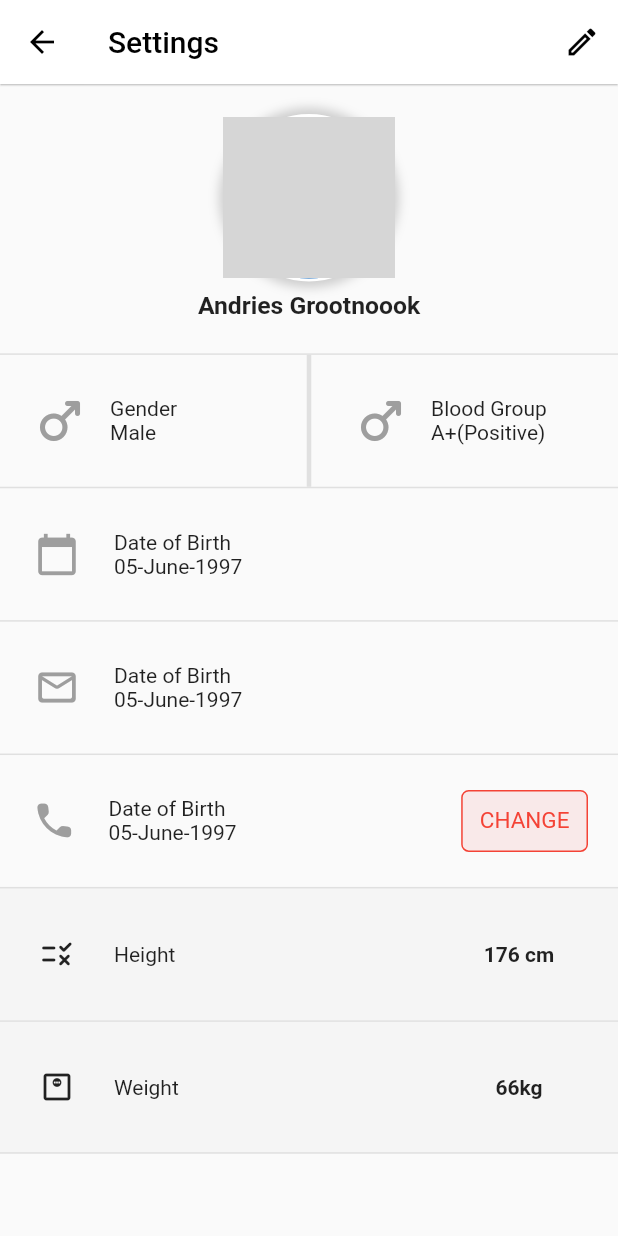
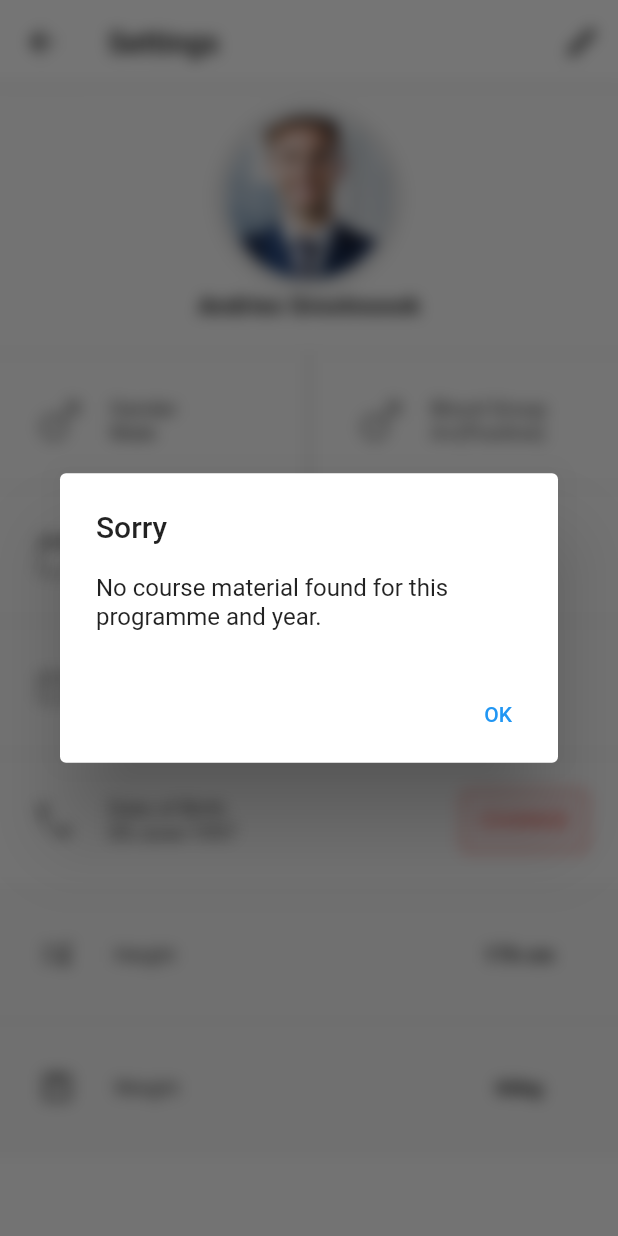
Before and after one commit to oti-adjei/BloodSpotUI, a Flutter app: the Settings screen opened directly, after a tap on the "edit" icon, on a phone screen of 412 x 824 dp. Run offline on Flutter 3.47's test engine with Material 2 defaults, Android fonts, the phone set to English and light mode, and no system bars; our stand-ins replace flutter_svg; grey boxes are pictures that could not be loaded.

Commit message:
Settings Update
-Delete default flutter template
-Added a dialog box for the edit button.

```diff
--- a/lib/screens/settings.dart
+++ b/lib/screens/settings.dart
@@ -1,3 +1,5 @@
+import 'dart:ui';
+
 import 'package:flutter/material.dart';
 import 'package:flutter/src/foundation/key.dart';
 import 'package:flutter/src/widgets/framework.dart';
@@ -10,6 +12,31 @@ class Settings extends StatefulWidget {
 }
 
 class _SettingsState extends State<Settings> {
+  void EditDialog() {
+    showDialog(
+        context: context,
+        builder: (context) {
+          return BackdropFilter(
+            filter: ImageFilter.blur(
+              sigmaX: 5.0,
+              sigmaY: 5.0,
+            ),
+            child: AlertDialog(
+                title: const Text("Sorry"),
+                content: const Text(
+                    "No course material found for this programme and year."),
+                actions: [
+                  TextButton(
+                    onPressed: () {
+                      Navigator.pop(context);
+                    },
+                    child: const Text("OK"),
+                  ),
+                ]),
+          );
+        });
+  }
+
   @override
   Widget build(BuildContext context) {
     return Scaffold(
@@ -27,14 +54,15 @@ class _SettingsState extends State<Settings> {
                 color: Colors.black,
               ),
               onPressed: () {
-                // do something
+                // Display the edit dialog
+                EditDialog();
               },
             )
           ],
           backgroundColor: Colors.white,
-          title: Text(
+          title: const Text(
             "Settings",
-            style: const TextStyle(color: Colors.black),
+            style: TextStyle(color: Colors.black),
           ),
         ),
         //Body
@@ -63,12 +91,12 @@ class _SettingsState extends State<Settings> {
                         ),
                         margin: const EdgeInsets.only(top: 20),
                         //color: Colors.indigo,
-                        child: Center(
-                            child: const SizedBox(
+                        child: const Center(
+                            child: SizedBox(
                           height: 115,
                           width: 115,
                           child: CircleAvatar(
-                            backgroundImage: AssetImage("assets/1.jpg"),
+                            backgroundImage: AssetImage("assets/images/1.jpg"),
                           ),
                         )),
                       ),
@@ -354,7 +382,8 @@ class _SettingsState extends State<Settings> {
                                     onTap: () {},
                                     child: Container(
                                       decoration: BoxDecoration(
-                                        color: Color.fromARGB(20, 231, 39, 39),
+                                        color: const Color.fromARGB(
+                                            20, 231, 39, 39),
                                         borderRadius: const BorderRadius.all(
                                             Radius.circular(5)),
                                         border: Border.all(color: Colors.red),
--- a/pubspec.yaml
+++ b/pubspec.yaml
@@ -52,15 +52,12 @@ dev_dependencies:
 
 # The following section is specific to Flutter packages.
 flutter:
-
-  # The following line ensures that the Material Icons font is
-  # included with your application, so that you can use the icons in
-  # the material Icons class.
   uses-material-design: true
 
   # To add assets to your application, add an assets section, like this:
   assets:
     - assets/
+    - assets/images/
     # - images/a_dot_ham.jpeg
 
   # An image asset can refer to one or more resolution-specific "variants", see
```
Also changed, not shown: lib/main.dart (+2 -95 lines), 14 other files.
